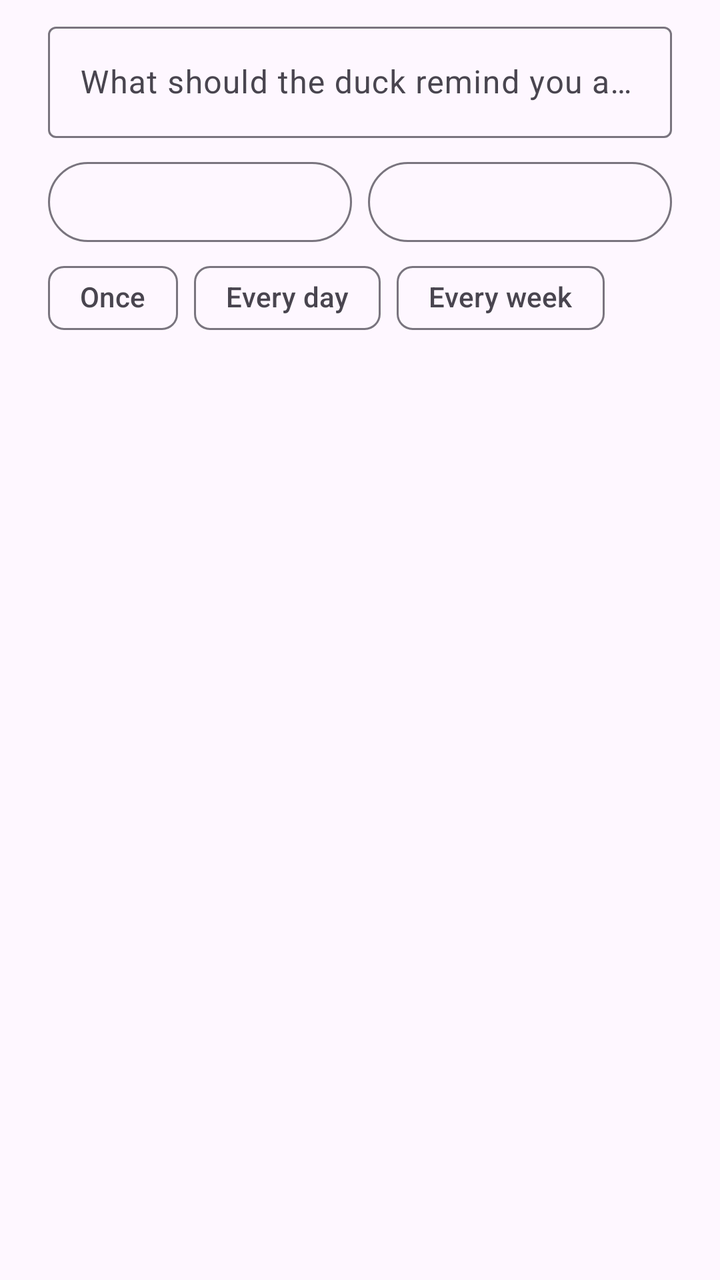
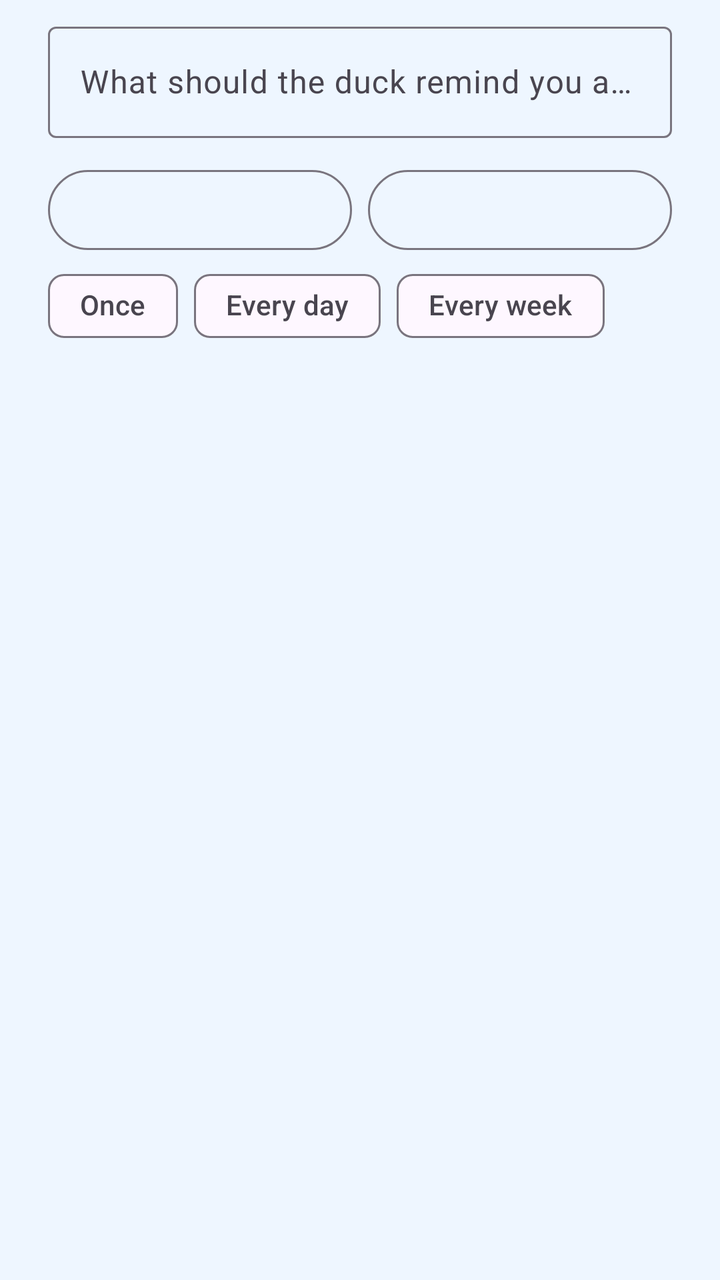

Two renders of the same Android screen: before a commit and after it. Below are the layout's source before the change and the commit's diff.
<!-- AndroidManifest.xml: application theme Theme.ReminderDucky -->
<!-- res/layout/dialog_add.xml -->
<?xml version="1.0" encoding="utf-8"?>
<LinearLayout xmlns:android="http://schemas.android.com/apk/res/android"
    xmlns:app="http://schemas.android.com/apk/res-auto"
    android:layout_width="match_parent"
    android:layout_height="wrap_content"
    android:orientation="vertical"
    android:paddingStart="24dp"
    android:paddingTop="8dp"
    android:paddingEnd="24dp">

    <com.google.android.material.textfield.TextInputLayout
        android:layout_width="match_parent"
        android:layout_height="wrap_content"
        android:hint="What should the duck remind you about?">

        <com.google.android.material.textfield.TextInputEditText
            android:id="@+id/inputText"
            android:layout_width="match_parent"
            android:layout_height="wrap_content"
            android:inputType="textCapSentences|textMultiLine"
            android:maxLines="4" />
    </com.google.android.material.textfield.TextInputLayout>

    <LinearLayout
        android:layout_width="match_parent"
        android:layout_height="wrap_content"
        android:layout_marginTop="8dp"
        android:orientation="horizontal">

        <com.google.android.material.button.MaterialButton
            android:id="@+id/btnDate"
            style="?attr/materialButtonOutlinedStyle"
            android:layout_width="0dp"
            android:layout_height="wrap_content"
            android:layout_marginEnd="8dp"
            android:layout_weight="1" />

        <com.google.android.material.button.MaterialButton
            android:id="@+id/btnTime"
            style="?attr/materialButtonOutlinedStyle"
            android:layout_width="0dp"
            android:layout_height="wrap_content"
            android:layout_weight="1" />
    </LinearLayout>

    <com.google.android.material.chip.ChipGroup
        android:id="@+id/repeatGroup"
        android:layout_width="match_parent"
        android:layout_height="wrap_content"
        app:selectionRequired="true"
        app:singleSelection="true">

        <com.google.android.material.chip.Chip
            android:id="@+id/repeatNone"
            style="@style/Widget.Material3.Chip.Filter"
            android:layout_width="wrap_content"
            android:layout_height="wrap_content"
            android:text="Once" />

        <com.google.android.material.chip.Chip
            android:id="@+id/repeatDaily"
            style="@style/Widget.Material3.Chip.Filter"
            android:layout_width="wrap_content"
            android:layout_height="wrap_content"
            android:text="Every day" />

        <com.google.android.material.chip.Chip
            android:id="@+id/repeatWeekly"
            style="@style/Widget.Material3.Chip.Filter"
            android:layout_width="wrap_content"
            android:layout_height="wrap_content"
            android:text="Every week" />
    </com.google.android.material.chip.ChipGroup>
</LinearLayout>
<!-- resources referenced by this layout -->
<resources>
  <style name="Theme.ReminderDucky" parent="Theme.Material3.DayNight.NoActionBar">
          <item name="colorPrimary">#B07800</item>
          <item name="colorOnPrimary">#FFFFFF</item>
          <item name="colorPrimaryContainer">#FFDFA0</item>
          <item name="colorOnPrimaryContainer">#2A1800</item>
          <item name="colorSecondaryContainer">#FBE3B5</item>
          <item name="colorOnSecondaryContainer">#2A1800</item>
      </style>
</resources>

<!-- the commit's change to res/layout/dialog_add.xml (unified diff, before → after) -->
@@ -20,6 +20,14 @@
             android:inputType="textCapSentences|textMultiLine"
             android:maxLines="4" />
     </com.google.android.material.textfield.TextInputLayout>
+
+    <com.google.android.material.chip.ChipGroup
+        android:id="@+id/iconGroup"
+        android:layout_width="match_parent"
+        android:layout_height="wrap_content"
+        android:layout_marginTop="4dp"
+        app:selectionRequired="true"
+        app:singleSelection="true" />
 
     <LinearLayout
         android:layout_width="match_parent"
<!-- resource entries referenced after the edit -->
@@ -1,12 +1,21 @@
 <!-- resources referenced by this layout -->
 <resources>
   <style name="Theme.ReminderDucky" parent="Theme.Material3.DayNight.NoActionBar">
-          <item name="colorPrimary">#B07800</item>
+          <item name="colorPrimary">#2F7BF5</item>
           <item name="colorOnPrimary">#FFFFFF</item>
-          <item name="colorPrimaryContainer">#FFDFA0</item>
-          <item name="colorOnPrimaryContainer">#2A1800</item>
-          <item name="colorSecondaryContainer">#FBE3B5</item>
-          <item name="colorOnSecondaryContainer">#2A1800</item>
+          <item name="colorPrimaryContainer">#D8E8FF</item>
+          <item name="colorOnPrimaryContainer">#0B2A5C</item>
+          <item name="colorSecondaryContainer">#FFE8A3</item>
+          <item name="colorOnSecondaryContainer">#3A2A00</item>
+          <item name="android:windowBackground">@color/page</item>
+          <item name="materialCardViewStyle">@style/DuckCard</item>
       </style>
+  <color name="page">#EEF6FF</color>
+  <style name="DuckCard" parent="Widget.Material3.CardView.Elevated">
+          <item name="cardCornerRadius">24dp</item>
+          <item name="cardBackgroundColor">@color/card</item>
+          <item name="cardElevation">2dp</item>
+      </style>
+  <color name="card">#FFFFFF</color>
 </resources>
 
